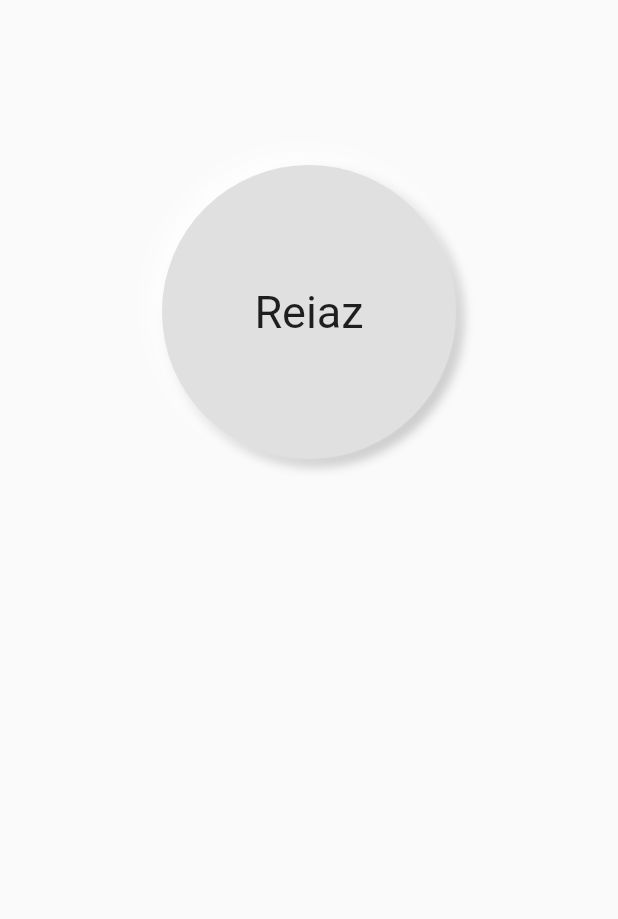
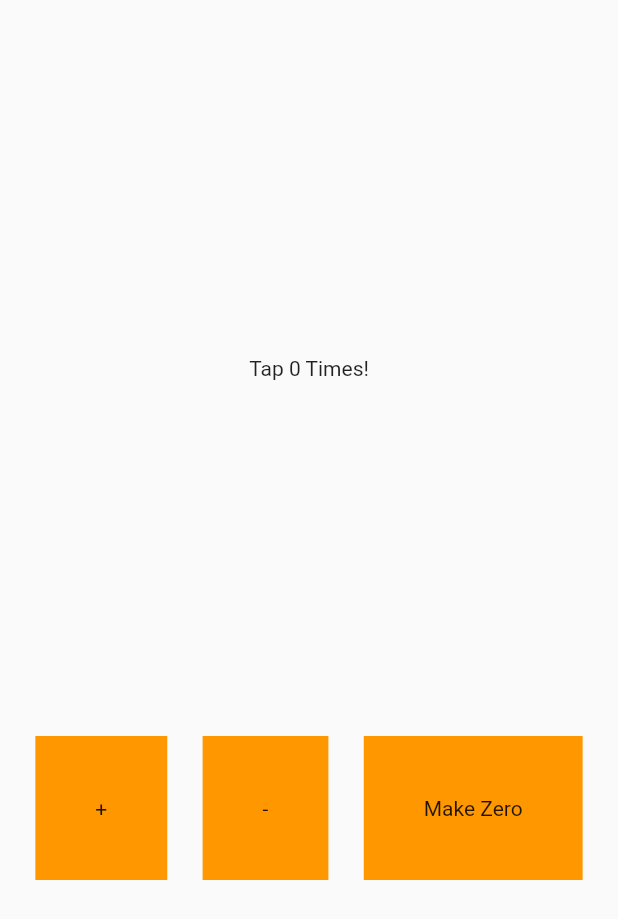
Before and after one commit to mrreiaz/flutter-in-mac, a Flutter app: the screen it shows after launch, on a phone screen of 412 x 824 dp. Shown: the top 919 px of the screen. Run offline on Flutter 3.47's test engine with Material 2 defaults, Android fonts, the light colour scheme and no system bars.

Commit message:
incrage and discharge a number

```diff
--- a/lib/main.dart
+++ b/lib/main.dart
@@ -4,46 +4,80 @@ void main() {
   runApp(const MyApp());
 }
 
-class MyApp extends StatelessWidget {
+class MyApp extends StatefulWidget {
   const MyApp({super.key});
+
+  @override
+  State<MyApp> createState() => _MyAppState();
+}
+
+class _MyAppState extends State<MyApp> {
+  int numberOfTimesTap = 0;
+  void _incrageANumber() {
+    setState(() {
+      numberOfTimesTap++;
+    });
+  }
+
+  void _dicrageANumber() {
+    setState(() {
+      if (numberOfTimesTap <= 0) {
+        numberOfTimesTap = 0;
+      } else {
+        numberOfTimesTap--;
+      }
+    });
+  }
+
+  void _makeANumberZero() {
+    setState(() {
+      numberOfTimesTap = 0;
+    });
+  }
 
   @override
   Widget build(BuildContext context) {
     return MaterialApp(
       home: Scaffold(
         body: SafeArea(
-          child: Padding(
-            padding: const EdgeInsets.all(108.0),
+          child: Center(
+            child: Column(
+              mainAxisAlignment: MainAxisAlignment.spaceEvenly,
+              children: [
+                Text('Tap $numberOfTimesTap Times!'),
+                Container(
+                  child: Row(
+                    crossAxisAlignment: CrossAxisAlignment.center,
+                    mainAxisAlignment: MainAxisAlignment.spaceEvenly,
+                    children: [
+                      GestureDetector(
+                        onTap: _incrageANumber,
                         child: Container(
-              child: Center(
-                child: Text(
-                  'Reiaz',
-                  style: TextStyle(
-                    fontSize: 30,
+                          padding: EdgeInsets.all(40),
+                          color: Colors.orange,
+                          child: Text('+'),
                         ),
                       ),
+                      GestureDetector(
+                        onTap: _dicrageANumber,
+                        child: Container(
+                          padding: EdgeInsets.all(40),
+                          color: Colors.orange,
+                          child: Text('-'),
                         ),
-              height: 200,
-              width: 200,
-              decoration: BoxDecoration(
-                color: Colors.grey[300],
-                shape: BoxShape.circle,
-                //borderRadius: BorderRadius.circular(30),
-                boxShadow: [
-                  BoxShadow(
-                    color: Colors.grey.shade400,
-                    offset: const Offset(4.0, 4.0),
-                    blurRadius: 5.0,
-                    spreadRadius: 1.0,
                       ),
-                  const BoxShadow(
-                    color: Colors.white,
-                    offset: Offset(-4.0, -4.0),
-                    blurRadius: 15.0,
-                    spreadRadius: 1.0,
+                      GestureDetector(
+                        onTap: _makeANumberZero,
+                        child: Container(
+                          padding: EdgeInsets.all(40),
+                          color: Colors.orange,
+                          child: Text('Make Zero'),
+                        ),
                       ),
                     ],
                   ),
+                ),
+              ],
             ),
           ),
         ),
```
Lines whose indentation alone changed are shown as unchanged.
